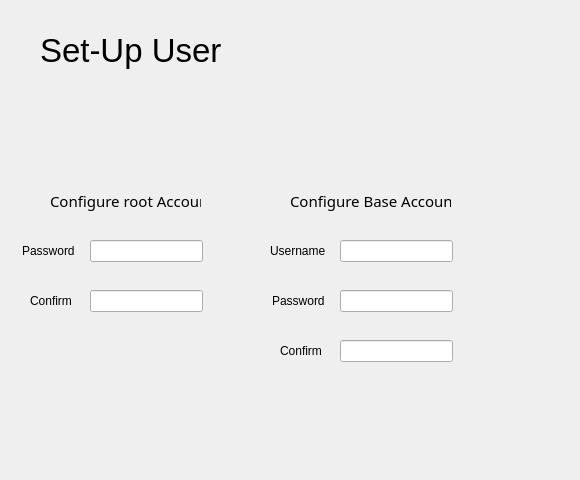
The window that NewQtUi/ConfigureUserTab/ConfigureUserTab.ui (AOSC-Archive/AOSC-LiveKit) describes before a commit, drawn with Qt 5.
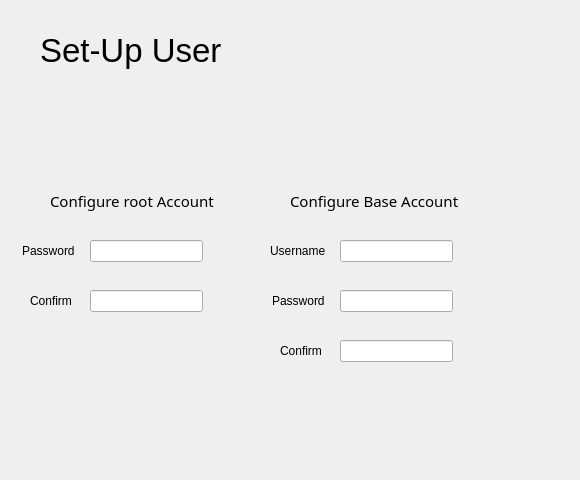
The same window after the commit.

```diff
--- a/NewQtUi/ConfigureUserTab/ConfigureUserTab.ui
+++ b/NewQtUi/ConfigureUserTab/ConfigureUserTab.ui
@@ -36,7 +36,7 @@
     <rect>
      <x>50</x>
      <y>190</y>
-     <width>151</width>
+     <width>181</width>
      <height>21</height>
     </rect>
    </property>
@@ -55,7 +55,7 @@
     <rect>
      <x>290</x>
      <y>190</y>
-     <width>161</width>
+     <width>191</width>
      <height>21</height>
     </rect>
    </property>
```
